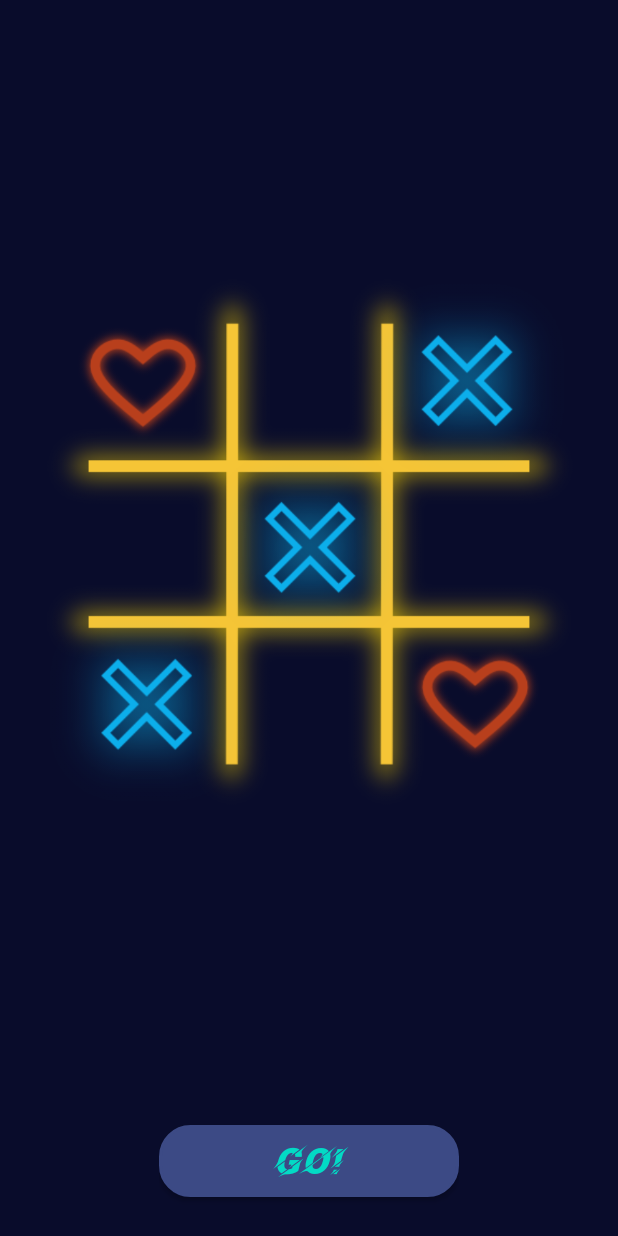
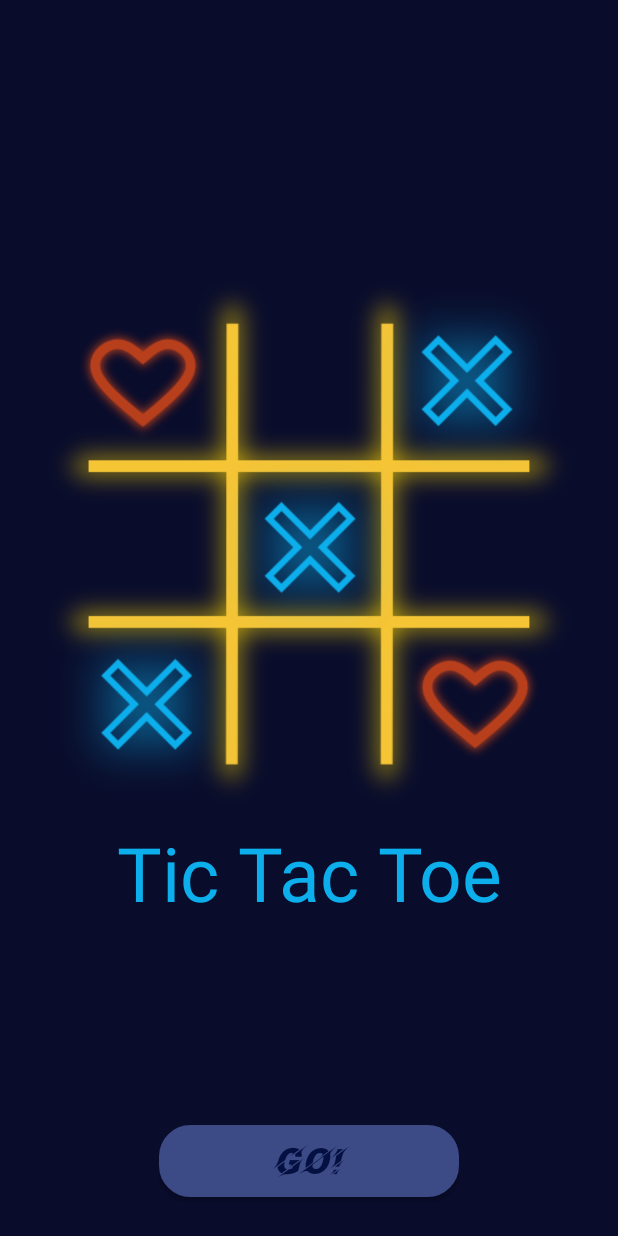
Before and after one commit to florschBf/THB_TicTacToe, an Android app: the screen it shows after launch (MainActivity), on a phone screen of 412 x 824 dp. Run offline under Robolectric (Android 15) with nearby library versions, the phone set to English and light mode, and no system bars.

Commit message:
add color

```diff
--- a/app/src/main/res/layout/activity_main.xml
+++ b/app/src/main/res/layout/activity_main.xml
@@ -25,6 +25,19 @@
         android:layout_marginBottom="200dp"
         android:src="@drawable/main_img_startpage" />
 
+    <TextView
+        android:id="@+id/gameTitle1"
+        android:layout_width="match_parent"
+        android:layout_height="match_parent"
+        android:layout_centerHorizontal="true"
+        android:layout_marginTop="420dp"
+        android:layout_marginBottom="80dp"
+        android:gravity="center"
+        android:text="Tic Tac Toe"
+        android:textAllCaps="false"
+        android:textColor="@color/blue"
+        android:textSize="50dp" />
+
     <LinearLayout
         android:id="@+id/startLayout"
         android:layout_width="wrap_content"
@@ -46,7 +59,7 @@
             android:layout_marginBottom="16dp"
             android:text="@string/start"
             android:fontFamily="@font/facon"
-            android:textColor="@color/teal_200"
+            android:textColor="@color/main"
             android:textSize="24sp" />
     </LinearLayout>
 </RelativeLayout>
--- a/app/src/main/res/values/colors.xml
+++ b/app/src/main/res/values/colors.xml
@@ -15,6 +15,8 @@
     <color name="secondary">#3C4A85</color>
     <color name="gold">#ED8547</color>
     <color name="red">#B83F1C</color>
+    <color name="yellow">#F5C536</color>
+    <color name="blue">#0CAEEB</color>
 
 
 </resources>
```
